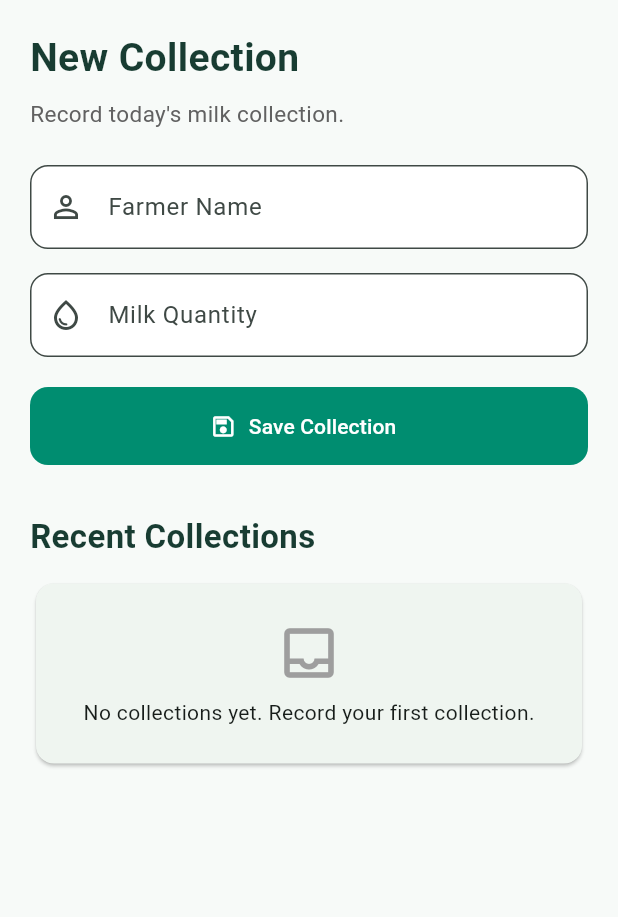
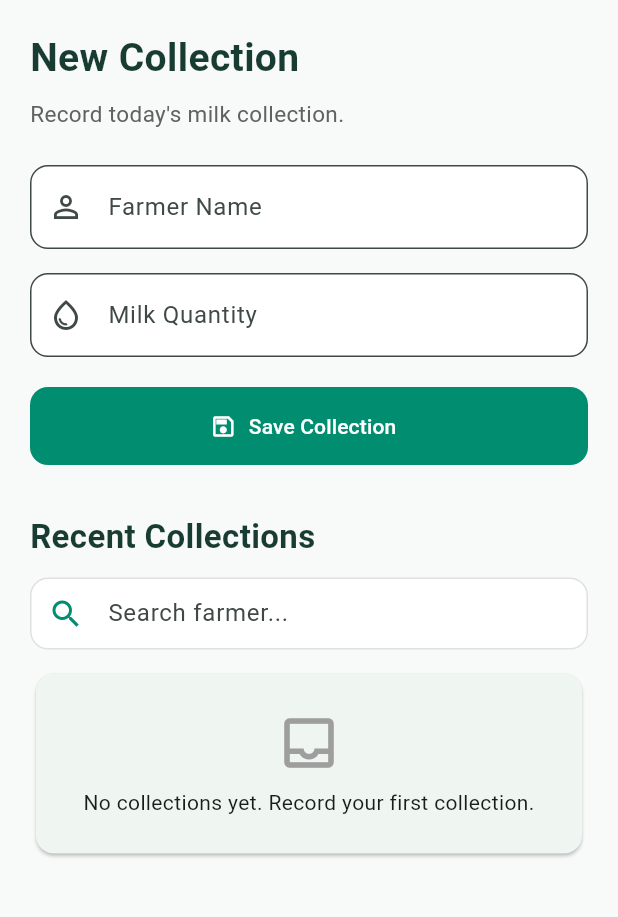
Before and after one commit to kalviumcommunity/SWI2627_DairtTrace_Kalvium-Community, a Flutter app: the screen it shows once a user with an empty profile is signed in, on a phone screen of 412 x 824 dp, the part 84-1001 px from its top. Run offline on Flutter 3.47's test engine with Material 3 defaults, Android fonts, the phone set to English and light mode, and no system bars; our stand-ins replace cloud_firestore, firebase_auth, firebase_core; accounts and stored records are empty.

Commit message:
feat: add collection search functionality

```diff
--- a/mobile/lib/main.dart
+++ b/mobile/lib/main.dart
@@ -517,12 +517,14 @@ class _MilkCollectionPageState extends State<MilkCollectionPage> {
   bool _isSaving = false;
   String? _errorMessage;
   String? _successMessage;
+  final _searchController = TextEditingController();
 
 
   @override
   void dispose() {
     _farmerController.dispose();
     _quantityController.dispose();
+    _searchController.dispose();
     super.dispose();
   }
 
@@ -743,6 +745,41 @@ class _MilkCollectionPageState extends State<MilkCollectionPage> {
                 ),
               ),
               const SizedBox(height: 12),
+SizedBox(
+  height: 48,
+  child: TextField(
+    controller: _searchController,
+    onChanged: (_) => setState(() {}),
+    decoration: InputDecoration(
+      hintText: 'Search farmer...',
+      prefixIcon: const Icon(
+        Icons.search,
+        color: Color(0xFF008D70),
+      ),
+      suffixIcon: _searchController.text.isEmpty
+          ? null
+          : IconButton(
+              icon: const Icon(Icons.close),
+              onPressed: () {
+                _searchController.clear();
+                setState(() {});
+              },
+            ),
+      filled: true,
+      fillColor: Colors.white,
+      contentPadding: const EdgeInsets.symmetric(horizontal: 12),
+      border: OutlineInputBorder(
+        borderRadius: BorderRadius.circular(12),
+        borderSide: BorderSide(color: Colors.grey.shade300),
+      ),
+      enabledBorder: OutlineInputBorder(
+        borderRadius: BorderRadius.circular(12),
+        borderSide: BorderSide(color: Colors.grey.shade300),
+      ),
+    ),
+  ),
+),
+const SizedBox(height: 12),
 _buildCollectionList(),
             ],
           ),
@@ -806,17 +843,41 @@ class _MilkCollectionPageState extends State<MilkCollectionPage> {
           );
         }
 
-        final documents = snapshot.data?.docs ?? [];
+        final documents = (snapshot.data?.docs ?? []).where((document) {
+          final farmerName =
+            (document.data()['farmerName'] as String? ?? '').toLowerCase();
+
+          return farmerName.contains(_searchController.text.trim().toLowerCase());
+        }).toList();
 
         if (documents.isEmpty) {
-          return const Card(
+  final isSearching = _searchController.text.trim().isNotEmpty;
+
+  return Card(
     child: Padding(
-              padding: EdgeInsets.all(24),
+      padding: const EdgeInsets.all(24),
       child: Column(
         children: [
-                  Icon(Icons.inbox_outlined, size: 44, color: Colors.grey),
-                  SizedBox(height: 8),
-                  Text('No collections yet. Record your first collection.'),
+          Icon(
+            isSearching ? Icons.search_off : Icons.inbox_outlined,
+            size: 44,
+            color: Colors.grey,
+          ),
+          const SizedBox(height: 8),
+          Text(
+            isSearching
+                ? 'No matching collections found.'
+                : 'No collections yet. Record your first collection.',
+            textAlign: TextAlign.center,
+          ),
+          if (isSearching)
+            TextButton(
+              onPressed: () {
+                _searchController.clear();
+                setState(() {});
+              },
+              child: const Text('Clear search'),
+            ),
         ],
       ),
     ),
```
Lines whose indentation alone changed are shown as unchanged.
